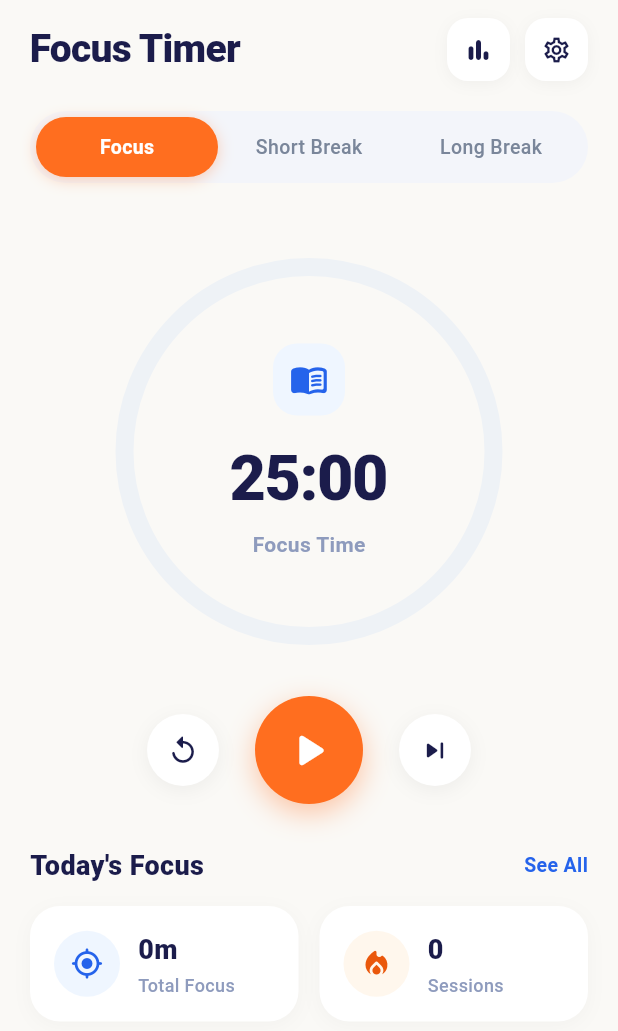
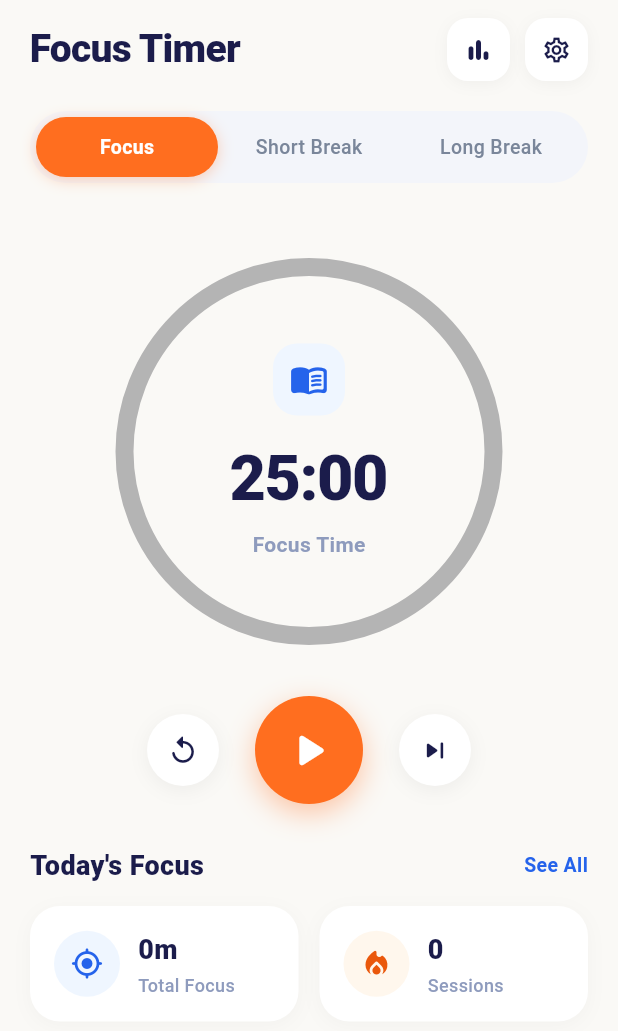
Before and after one commit to abinjoyal/Study-Planner, a Flutter app: the FocusPage screen opened directly, on a phone screen of 412 x 824 dp. Shown: the top 1031 px of the screen. Run offline on Flutter 3.47's test engine with Material 3 defaults, Android fonts, the phone set to English and light mode, and no system bars; our stand-ins replace dio, flutter_dotenv, flutter_local_notifications, flutter_riverpod, internet_connection_checker_plus, shared_preferences and 1 more; accounts and stored records are empty.

Commit message:
feat: add FocusTimerCircle widget with custom progress painter and timer display

```diff
--- a/lib/features/focus/presentation/widgets/focus_timer_circle.dart
+++ b/lib/features/focus/presentation/widgets/focus_timer_circle.dart
@@ -28,7 +28,7 @@ class FocusTimerCircle extends StatelessWidget {
             size: const Size(270, 270),
             painter: _TimerCirclePainter(
               progress: progress,
-              trackColor: const Color(0xFFEEF2F6),
+              trackColor: const Color.fromARGB(255, 180, 180, 180),
               progressColor: const Color(0xFFFF6E1F),
             ),
           ),
@@ -97,6 +97,7 @@ class _TimerCirclePainter extends CustomPainter {
       ..strokeWidth = 14
       ..strokeCap = StrokeCap.round;
 
+    if (progress > 0) {
       final sweepAngle = 2 * pi * progress;
       canvas.drawArc(
         Rect.fromCircle(center: center, radius: radius),
@@ -106,6 +107,7 @@ class _TimerCirclePainter extends CustomPainter {
         progressPaint,
       );
     }
+  }
 
   @override
   bool shouldRepaint(covariant _TimerCirclePainter oldDelegate) {
```
Lines whose indentation alone changed are shown as unchanged.
